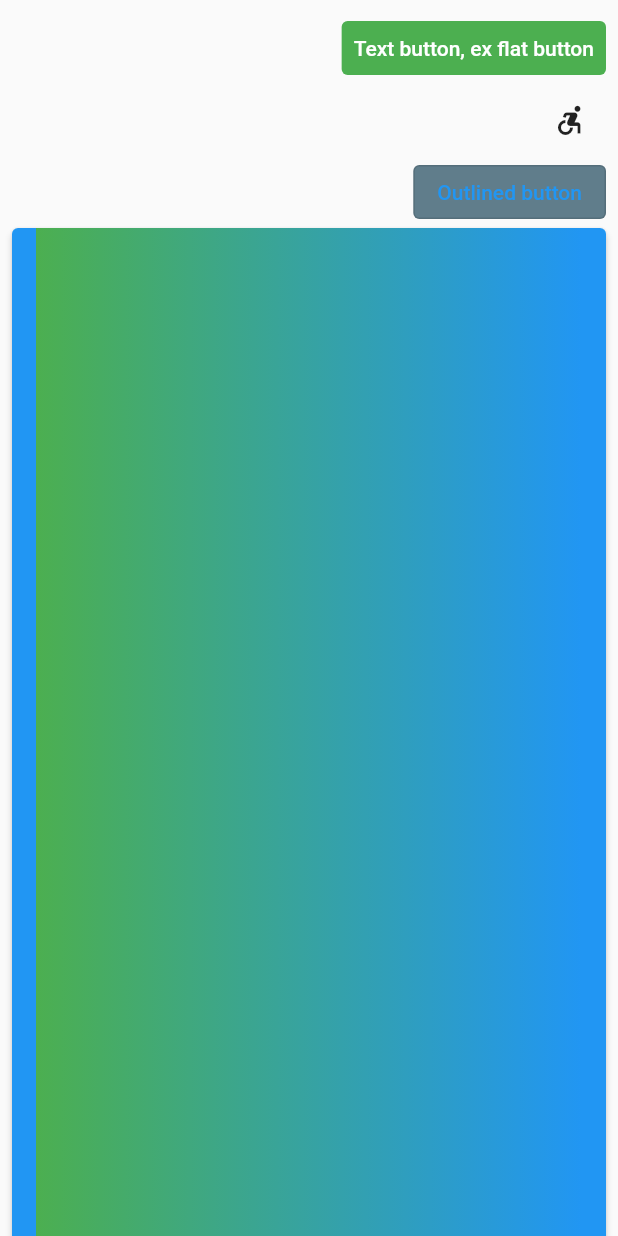
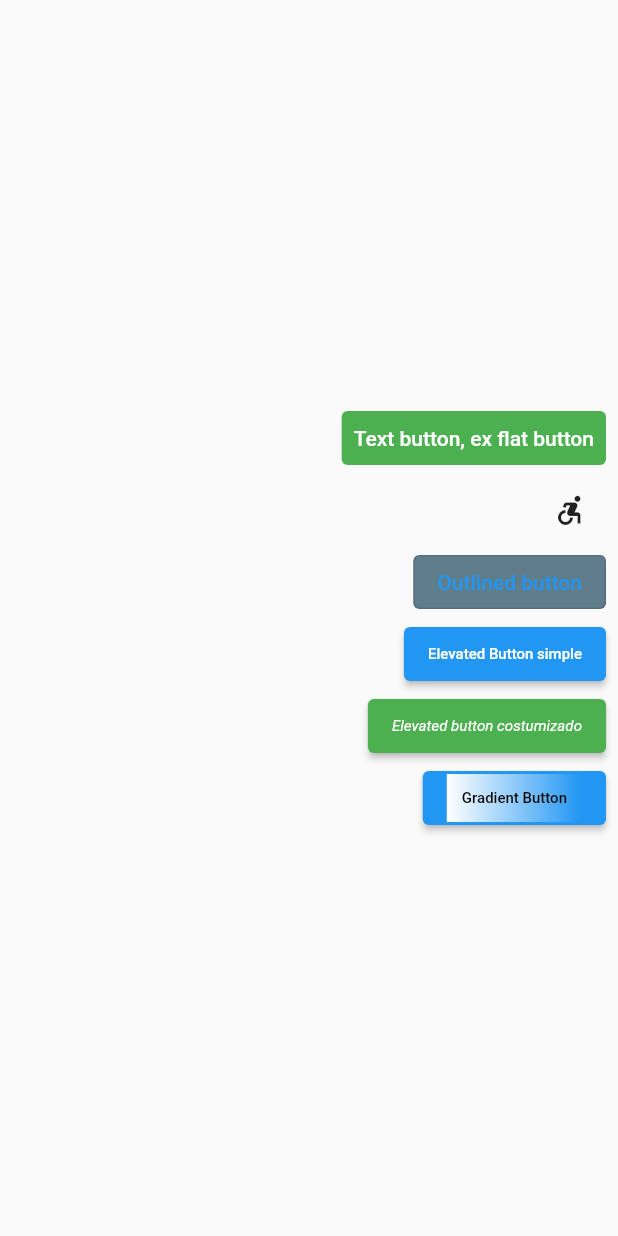
Before and after one commit to martinchoC/Flutter-tutorials, a Flutter app: the screen it shows after launch, on a phone screen of 412 x 824 dp. Run offline on Flutter 3.47's test engine with Material 2 defaults, Android fonts, the phone set to English and light mode, and no system bars.

Commit message:
ElevatedButton added

```diff
--- a/flutter_components/flutter_components_16_buttons/lib/main.dart
+++ b/flutter_components/flutter_components_16_buttons/lib/main.dart
@@ -58,17 +58,46 @@ class _MyHomePageState extends State<MyHomePage> {
                   backgroundColor: Colors.blueGrey,
                   disabledForegroundColor: Colors.grey),
               onPressed: () {},
-              child: Text('Outlined button'),
+              child: const Text('Outlined button'),
             ),
-            //ElevatedButton - ex RaisedButton
+            //ElevatedButton simple - ex RaisedButton
+            ElevatedButton(
+              onPressed: () {},
+              child: const Text(
+                'Elevated Button simple',
+                style: TextStyle(fontSize: 10),
+              ),
+            ),
+            //ElevatedButton - algo más costumizado
+            ElevatedButton(
+              onPressed: () {},
+              style: ElevatedButton.styleFrom(
+                  backgroundColor: Colors.green,
+                  textStyle: const TextStyle(
+                      color: Colors.black,
+                      fontSize: 10,
+                      fontStyle: FontStyle.italic)),
+              child: const Text('Elevated button costumizado'),
+            ),
+            //Otra opcion de ElevatedButton con gradiente
             ElevatedButton(
               onPressed: () {},
               child: Container(
-                decoration: BoxDecoration(
-                    gradient:
-                        LinearGradient(colors: [Colors.green, Colors.blue])),
+                decoration: const BoxDecoration(
+                  gradient: LinearGradient(
+                    colors: [Colors.white, Colors.blue],
+                  ),
+                ),
+                padding: const EdgeInsets.all(10.0),
+                child: const Text(
+                  'Gradient Button',
+                  style: TextStyle(
+                    fontSize: 10,
+                    color: Colors.black,
+                  ),
+                ),
               ),
-            )
+            ),
           ],
         ),
       ),
```
